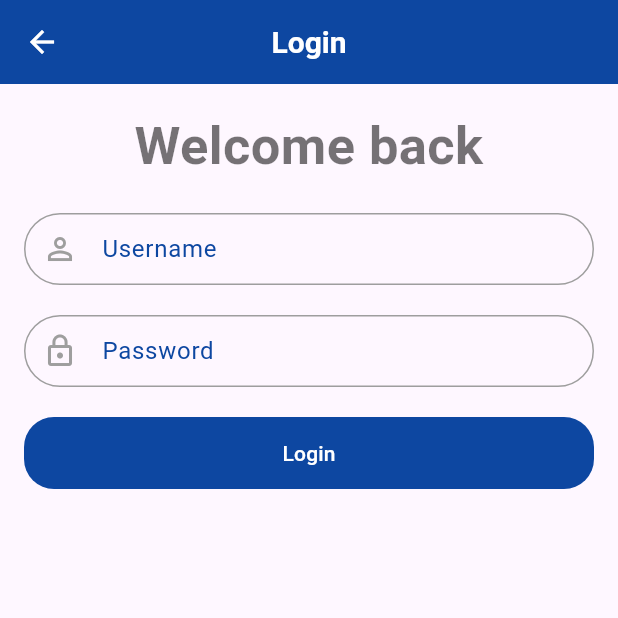
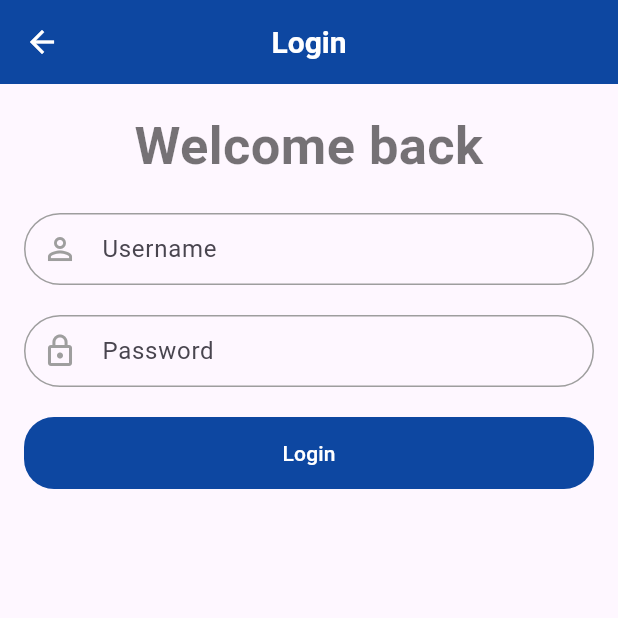
Before and after one commit to morikeli/watchdog-mobile-app, a Flutter app: the screen it shows after launch, after a tap on "Skip", after a tap on "Get started", on a phone screen of 412 x 824 dp, the top half of it. Run offline on Flutter 3.47's test engine with Material 3 defaults, Android fonts, the phone set to English and light mode, and no system bars; our stand-ins replace flutter_map, latlong2, smooth_page_indicator.

Commit message:
replaced labelStyle with hintStyle

```diff
--- a/lib/pages/login.dart
+++ b/lib/pages/login.dart
@@ -94,8 +94,8 @@ class _LoginPageState extends State<LoginPage> {
                   prefixIcon: const Icon(Icons.person_outline),
                   prefixIconColor: Colors.grey,
                   labelText: 'Username',
-                  labelStyle: const TextStyle(color: kPrimaryColor),
                   hintText: 'Enter your username',
+                  hintStyle: TextStyle(color: Colors.grey.shade500),
                   contentPadding: const EdgeInsets.symmetric(horizontal: 22, vertical: 10),
                   enabledBorder: OutlineInputBorder(
                     borderRadius: BorderRadius.circular(28),
@@ -122,8 +122,8 @@ class _LoginPageState extends State<LoginPage> {
                   prefixIcon: const Icon(Icons.lock_outline),
                   prefixIconColor: Colors.grey,
                   labelText: 'Password',
-                  labelStyle: const TextStyle(color: kPrimaryColor),
                   hintText: 'Enter your password',
+                  hintStyle: TextStyle(color: Colors.grey.shade500),
                   contentPadding: const EdgeInsets.symmetric(horizontal: 22, vertical: 10),
                   enabledBorder: OutlineInputBorder(
                     borderRadius: BorderRadius.circular(28),
```
